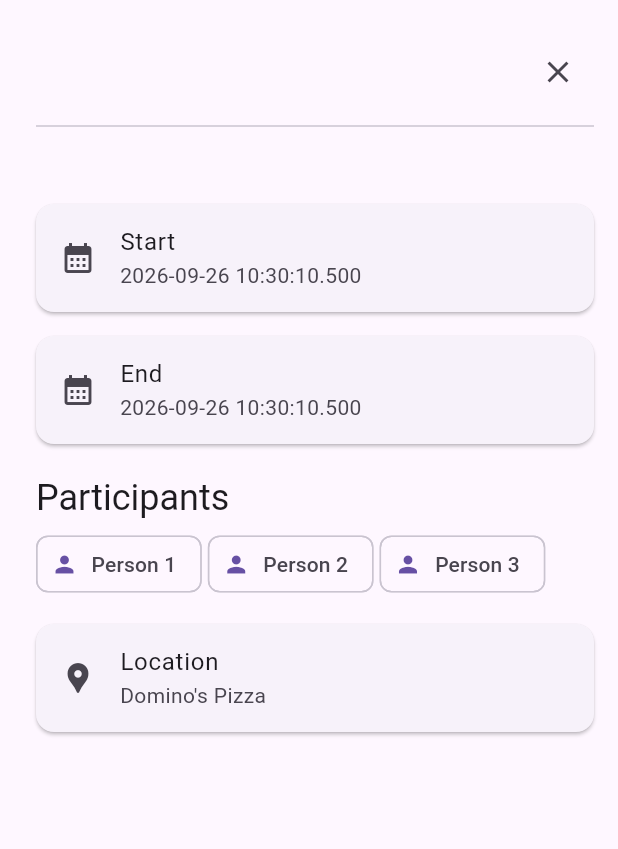
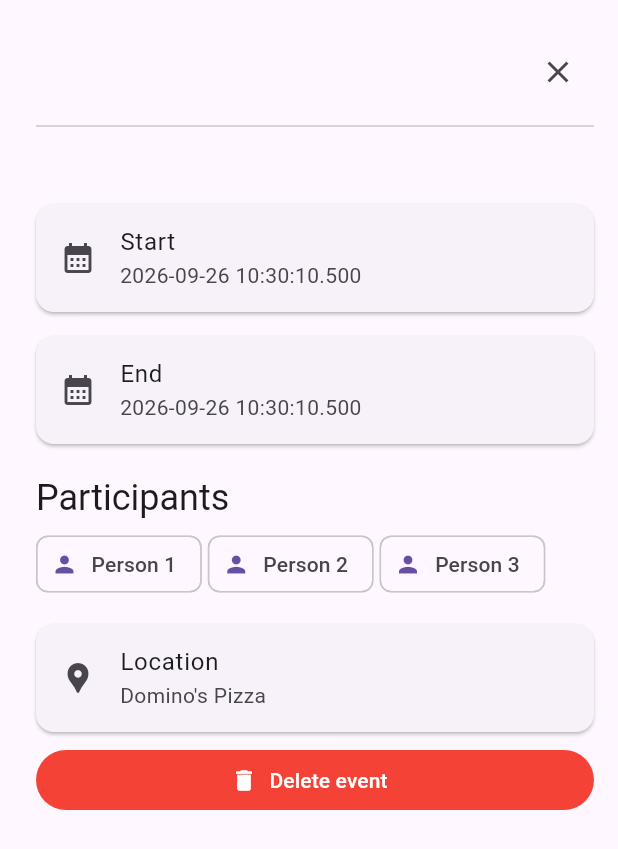
Before and after one commit to PapaTutuWawa/polycloud-ui, a Flutter app: the EventDetails widget shown alone on an empty page, opened directly with empty values, on a phone screen of 412 x 824 dp. Shown: the top 849 px of the screen. Run offline on Flutter 3.47's test engine with Material 3 defaults, Android fonts, the phone set to English and light mode, and no system bars; our stand-ins replace built_collection, built_value, copy_with_extension, dio, flutter_riverpod, flutter_secure_storage and 3 more; missing offline and left inert: cryptography, one_of_serializer, polycloud_ui_hazmat, uri; accounts and stored records are empty; generated files the repository leaves out were written again; statements that could not run were skipped.

Commit message:
Implement deleting events

```diff
--- a/apps/polycloud/lib/apps/calendar/calendar.dart
+++ b/apps/polycloud/lib/apps/calendar/calendar.dart
@@ -97,6 +97,8 @@ class CalendarApp extends ConsumerWidget {
                       child: state.selectedEvent == null
                           ? Container()
                           : EventDetails(
+                              initialCalendars: initialCalendars,
+                              public: public,
                               event: state.selectedEvent!,
                               onClose: () {
                                 ref
--- a/apps/polycloud/lib/apps/calendar/viewmodels/calendar_viewmodel.dart
+++ b/apps/polycloud/lib/apps/calendar/viewmodels/calendar_viewmodel.dart
@@ -199,4 +199,27 @@ class CalendarViewModel extends _$CalendarViewModel {
       state.requireValue.copyWith(selectedCalendar: calendar),
     );
   }
+
+  /// Deletes the event [event] from the server.
+  Future<void> deleteEvent(EventModel event) async {
+    final calendarRepo = ref.read(calendarRepositoryProvider);
+    final authState = ref.read(authCheckProvider);
+    final authToken = calendarAccess.public
+        ? null
+        : (authState as Authenticated).authToken;
+
+    await calendarRepo.deleteEvent(
+        authToken,
+        event.calendar,
+        event.id,
+    );
+    state = AsyncValue.data(
+      state.requireValue.copyWith(
+        events: state.requireValue.events.where((el) {
+          return el.id != event.id;
+        }).toList(),
+        selectedEvent: null,
+      ),
+    );
+  }
 }
--- a/apps/polycloud/lib/apps/calendar/widgets/event_details.dart
+++ b/apps/polycloud/lib/apps/calendar/widgets/event_details.dart
@@ -1,18 +1,30 @@
 import 'package:flutter/material.dart';
+import 'package:flutter_riverpod/flutter_riverpod.dart';
 import 'package:polycloud/apps/calendar/models/event.dart';
+import 'package:polycloud/apps/calendar/viewmodels/calendar_viewmodel.dart';
 
 /// Sidebar widget to display event details
-class EventDetails extends StatelessWidget {
-  const EventDetails({required this.event, required this.onClose, super.key});
+class EventDetails extends ConsumerWidget {
+  const EventDetails({
+    required this.event,
+    required this.onClose,
+    required this.initialCalendars,
+    required this.public,
+    super.key,
+  });
 
   /// The event to display.
   final EventModel event;
+
+  final List<String>? initialCalendars;
+
+  final bool public;
 
   /// Callback that is triggered when the close button is pressed.
   final VoidCallback onClose;
 
   @override
-  Widget build(BuildContext context) {
+  Widget build(BuildContext context, WidgetRef ref) {
     final patchedCardMargin = EdgeInsets.symmetric(horizontal: 0, vertical: 8);
 
     return Material(
@@ -36,13 +48,6 @@ class EventDetails extends StatelessWidget {
 
             SizedBox(height: 4),
 
-            /*Card(
-              margin: patchedCardMargin,
-              child: ListTile(
-                leading: Icon(Icons.article_outlined),
-                subtitle: Text("Lorem ipsum dolor sit amet, consectetur adipiscing elit, sed do eiusmod tempor incididunt ut labore et dolore magna aliqua. Ut enim ad minim veniam, quis nostrud exercitation ullamco laboris nisi ut aliquip ex ea commodo consequat. Duis aute irure dolor in reprehenderit in voluptate velit esse cillum dolore eu fugiat nulla pariatur. Excepteur sint occaecat cupidatat non proident, sunt in culpa qui officia deserunt mollit anim id est laborum."),
-              )
-            ),*/
             Divider(),
             if (event.description != null)
               Padding(
@@ -97,26 +102,63 @@ class EventDetails extends StatelessWidget {
               ),
             ),
 
-            /*DecoratedBox(
-              decoration: BoxDecoration(
-                borderRadius: BorderRadius.circular(16),
-                color: Colors.purple,
-              ),
-              child: Column(
-                mainAxisSize: MainAxisSize.min,
-                crossAxisAlignment: CrossAxisAlignment.start,
-                children: [
-                  Text(
-                    "End",
-                    style: Theme.of(context).textTheme.bodySmall,
+            Row(
+              mainAxisSize: .max,
+              children: [
+                Expanded(
+                  child: FilledButton.icon(
+                    onPressed: () async {
+                      // TODO: Factor this dialog/functionality out into a separate file.
+                      final result = await showDialog(
+                        barrierDismissible: false,
+                        context: context,
+                        builder: (context) => AlertDialog(
+                          title: const Text('Delete Event'),
+                          content: Text(
+                            'Are you sure you want to delete the event "${event.title}"?',
+                          ),
+                          actions: [
+                            TextButton(
+                              onPressed: () {
+                                Navigator.of(context).pop(true);
+                              },
+                              child: Text(
+                                'Delete',
+                                style: TextStyle(color: Colors.red),
+                              ),
+                            ),
+                            TextButton(
+                              onPressed: () {
+                                Navigator.of(context).pop(false);
+                              },
+                              child: Text('Cancel'),
+                            ),
+                          ],
+                        ),
+                      );
+                      if (result == null || !result) {
+                        return;
+                      }
+
+                      // Trigger the call to delete the event.
+                      ref
+                          .read(
+                            calendarViewModelProvider(
+                              CalendarAccess(initialCalendars, public),
+                            ).notifier,
+                          )
+                          .deleteEvent(event);
+                    },
+                    label: Text('Delete event'),
+                    icon: Icon(Icons.delete),
+                    style: ButtonStyle(
+                      backgroundColor: WidgetStateProperty.all(Colors.red),
+                      foregroundColor: WidgetStateProperty.all(Colors.white),
+                    ),
                   ),
-                  Text(
-                    event.end.toIso8601String(),
-                    style: Theme.of(context).textTheme.bodyMedium,
-                  ),
-                ],
-              ),
-            ),*/
+                ),
+              ],
+            ),
           ],
         ),
       ),
```
Also changed, not shown: apps/polycloud/lib/apps/calendar/repositories/calendar_repository.dart (+13 -0 lines).
